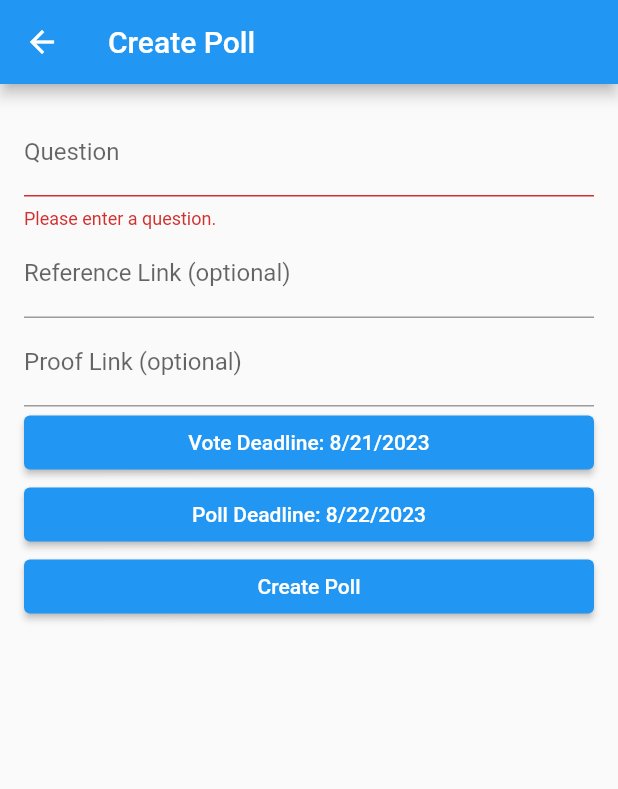
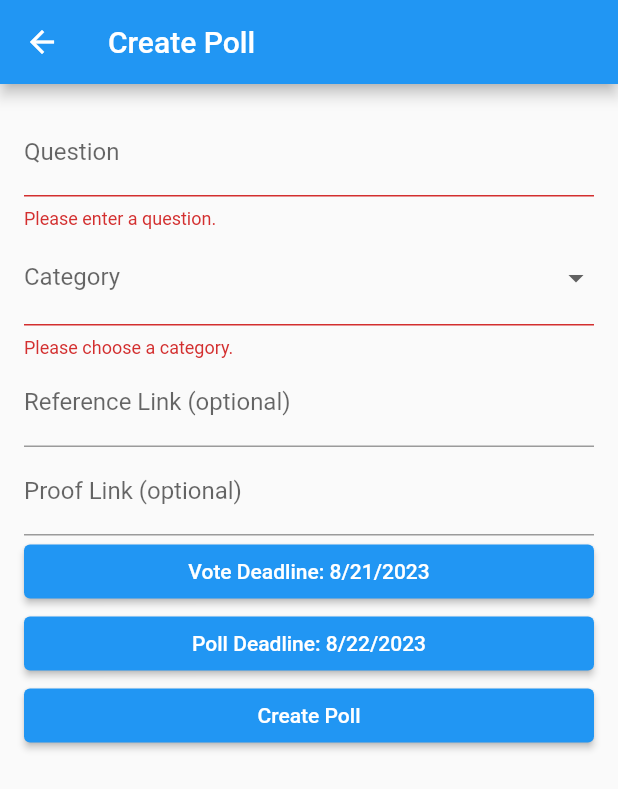
Before and after one commit to araskara/flutter_weknewit, a Flutter app: the CreatePollScreen screen opened directly, after a tap on "Create Poll", on a phone screen of 412 x 824 dp. Shown: the top 789 px of the screen. Run offline on Flutter 3.47's test engine with Material 2 defaults, Android fonts, the phone set to English and light mode, and no system bars; our stand-ins replace shared_preferences; accounts and stored records are empty.

Commit message:
Adding the Category Option to the Created Poll screen

```diff
--- a/lib/createpoll.dart
+++ b/lib/createpoll.dart
@@ -16,6 +16,14 @@ class _CreatePollScreenState extends State<CreatePollScreen> {
   final AuthManager authManager = AuthManager();
 
   String _question = '';
+  String _category = '';
+  List<String> _categories = [
+    'Politics',
+    'Sport',
+    'Science',
+    'Art',
+    'others'
+  ]; // add more as needed
   DateTime _voteDeadline = DateTime.now();
   DateTime _pollDeadline = DateTime.now().add(Duration(days: 1));
   String _referenceLink = '';
@@ -43,6 +51,7 @@ class _CreatePollScreenState extends State<CreatePollScreen> {
         },
         body: jsonEncode({
           'question': _question,
+          'category': _category,
           'reference_link': _referenceLink,
           'proof_link': _proofLink,
           'poll_deadline': _pollDeadline.toIso8601String(),
@@ -84,6 +93,27 @@ class _CreatePollScreenState extends State<CreatePollScreen> {
                   _question = value!;
                 },
               ),
+              DropdownButtonFormField<String>(
+                value: _category.isEmpty ? null : _category,
+                decoration: InputDecoration(labelText: 'Category'),
+                items: _categories.map((String category) {
+                  return DropdownMenuItem<String>(
+                    value: category,
+                    child: Text(category),
+                  );
+                }).toList(),
+                onChanged: (newValue) {
+                  setState(() {
+                    _category = newValue!;
+                  });
+                },
+                validator: (value) {
+                  if (value == null || value.isEmpty) {
+                    return 'Please choose a category.';
+                  }
+                  return null;
+                },
+              ),
               TextFormField(
                 decoration:
                     InputDecoration(labelText: 'Reference Link (optional)'),
@@ -97,7 +127,6 @@ class _CreatePollScreenState extends State<CreatePollScreen> {
                   _proofLink = value!;
                 },
               ),
-
               ElevatedButton(
                 child: Text(_voteDeadline == null
                     ? 'Pick Vote Deadline'
@@ -118,12 +147,12 @@ class _CreatePollScreenState extends State<CreatePollScreen> {
               ),
               ElevatedButton(
                 child: Text(_pollDeadline == null
-                    ? 'Pick Poll Deadlin'
+                    ? 'Pick Poll Deadline'
                     : 'Poll Deadline: ${DateFormat.yMd().format(_pollDeadline)}'),
                 onPressed: () async {
                   final picked = await showDatePicker(
                     context: context,
-                    initialDate: _voteDeadline,
+                    initialDate: _pollDeadline,
                     firstDate: DateTime.now(),
                     lastDate: DateTime.now().add(Duration(days: 365)),
                   );
@@ -134,7 +163,6 @@ class _CreatePollScreenState extends State<CreatePollScreen> {
                   }
                 },
               ),
-              // Similarly add for _pollDeadline
               ElevatedButton(
                 onPressed: _submitForm,
                 child: Text('Create Poll'),
```
Also changed, not shown: lib/profile.dart (+9 -3 lines).
